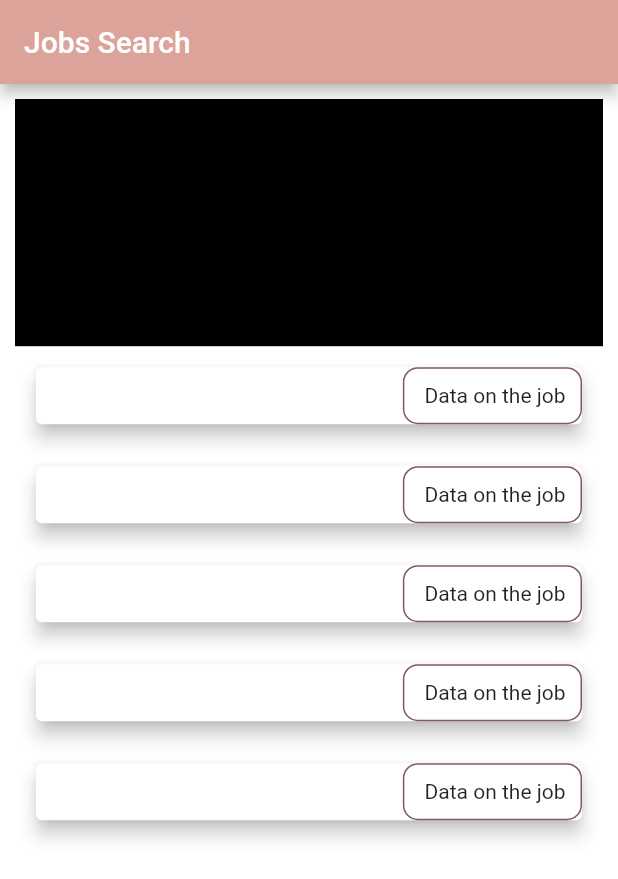
After one commit to Tomerki/Babysitter_Social_App_Client, a Flutter app: the screen it shows after launch, on a phone screen of 412 x 824 dp. The commit adds this screen. Shown: the top 879 px of the screen. Run offline on Flutter 3.47's test engine with Material 2 defaults, Android fonts, the phone set to English and light mode, and no system bars.

Commit message:
strt job search screen

```diff
--- a/lib/main.dart
+++ b/lib/main.dart
@@ -4,6 +4,7 @@ import './screens/babysitter_profile_screen.dart';
 import './screens/login_screen.dart';
 import './screens/welcome_screen.dart';
 import './screens/filter_screen.dart';
+import './screens/jobs_search_screen.dart';
 
 void main() {
   runApp(MyApp());
@@ -14,14 +15,16 @@ class MyApp extends StatelessWidget {
   Widget build(BuildContext context) {
     return MaterialApp(
       // initialRoute: WelcomeScreen.routeName,
-      initialRoute: BabysitterProfileScreen.routeName,
+      // initialRoute: BabysitterProfileScreen.routeName,
       // initialRoute: FilterScreen.routeName,
+      initialRoute: JobsSearchScreen.routeName,
       routes: {
         LoginScreen.routeName: (context) => LoginScreen(),
         BabysitterProfileScreen.routeName: (context) =>
             BabysitterProfileScreen(),
         WelcomeScreen.routeName: (context) => WelcomeScreen(),
         FilterScreen.routeName: (context) => FilterScreen(),
+        JobsSearchScreen.routeName: (context) => JobsSearchScreen(),
       },
     );
   }
--- /dev/null
+++ b/lib/screens/jobs_search_screen.dart
@@ -0,0 +1,52 @@
+import '../widgets/job_post.dart';
+import 'package:flutter/material.dart';
+
+class JobsSearchScreen extends StatefulWidget {
+  static final routeName = 'JobsSearchScreen';
+  const JobsSearchScreen({super.key});
+
+  @override
+  State<JobsSearchScreen> createState() => _JobsSearchScreenState();
+}
+
+class _JobsSearchScreenState extends State<JobsSearchScreen> {
+  @override
+  Widget build(BuildContext context) {
+    MediaQueryData queryData = MediaQuery.of(context);
+    return Scaffold(
+      appBar: AppBar(
+        title: Text('Jobs Search'),
+        backgroundColor: Color.fromARGB(255, 219, 163, 154),
+      ),
+      body: Center(
+        child: Container(
+          alignment: Alignment.topCenter,
+          padding: EdgeInsets.all(10),
+          decoration: BoxDecoration(
+            color: Colors.white,
+          ),
+          child: SingleChildScrollView(
+            child: Container(
+              child: Column(
+                children: [
+                  //write new poxt
+                  Container(
+                    height: (queryData.size.height) * 0.2,
+                    color: Colors.black,
+                  ),
+                  Column(
+                    mainAxisAlignment: MainAxisAlignment.spaceEvenly,
+                    children: List<int>.generate(5, (index) => index + 1)
+                        .map((number) {
+                      return JobPost(width: queryData.size.width);
+                    }).toList(),
+                  ),
+                ],
+              ),
+            ),
+          ),
+        ),
+      ),
+    );
+  }
+}
--- /dev/null
+++ b/lib/widgets/job_post.dart
@@ -0,0 +1,60 @@
+import 'package:flutter/material.dart';
+
+class JobPost extends StatefulWidget {
+  final width;
+  // final fullName;
+  // final DateTime postTime;
+
+  const JobPost({super.key, this.width});
+
+  @override
+  State<JobPost> createState() => _JobPostState();
+}
+
+class _JobPostState extends State<JobPost> {
+  @override
+  Widget build(BuildContext context) {
+    return Center(
+      child: Container(
+        padding: EdgeInsets.all(10),
+        width: widget.width,
+        child: Card(
+          elevation: 5,
+          color: Colors.white,
+          child: Stack(
+            alignment: Alignment.topRight,
+            children: [
+              Column(
+                crossAxisAlignment: CrossAxisAlignment.end,
+                children: [
+                  Text(
+                    'Full Name',
+                    textAlign: TextAlign.right,
+                  ),
+                  Text(
+                    'Date',
+                    textAlign: TextAlign.right,
+                  ),
+                ],
+              ),
+              Container(
+                padding: EdgeInsets.all(10),
+                decoration: BoxDecoration(
+                  color: Colors.white,
+                  border: Border.all(
+                    color: Color.fromARGB(255, 129, 91, 91),
+                  ),
+                  borderRadius: BorderRadius.circular(10),
+                ),
+                child: Text(
+                  'Data on the job ',
+                  textAlign: TextAlign.right,
+                ),
+              ),
+            ],
+          ),
+        ),
+      ),
+    );
+  }
+}
```
